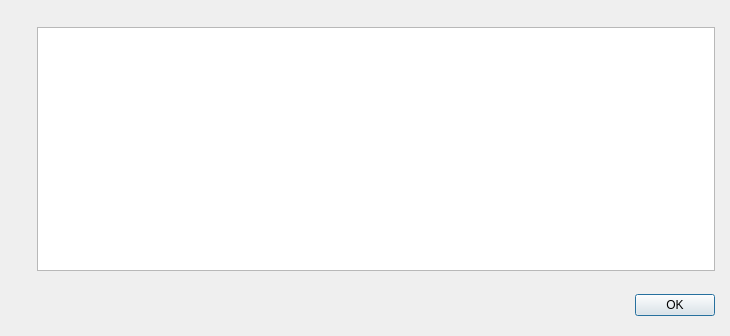
Old version of the form src/qt/forms/helpmessagedialog.ui in the repository genisyskernel/koyotecoin.
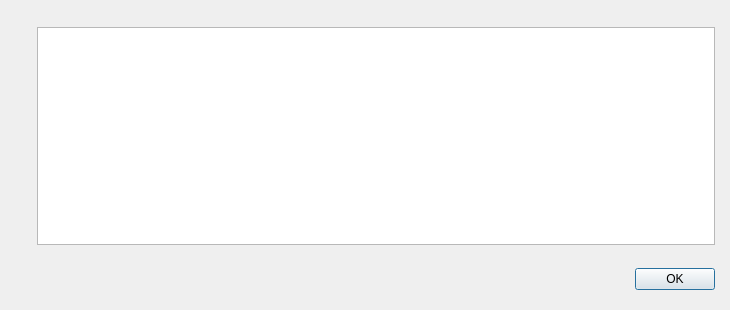
New version of the form. Icons and pictures are not drawn.

Commit message:
koyotecoin: fix ui form
Koyotecoin: Fix UI

```diff
--- a/src/qt/forms/helpmessagedialog.ui
+++ b/src/qt/forms/helpmessagedialog.ui
@@ -7,7 +7,7 @@
     <x>0</x>
     <y>0</y>
     <width>730</width>
-    <height>336</height>
+    <height>310</height>
    </rect>
   </property>
   <layout class="QHBoxLayout" name="horizontalLayout_2">
```
The commit also changes 1 other file.
